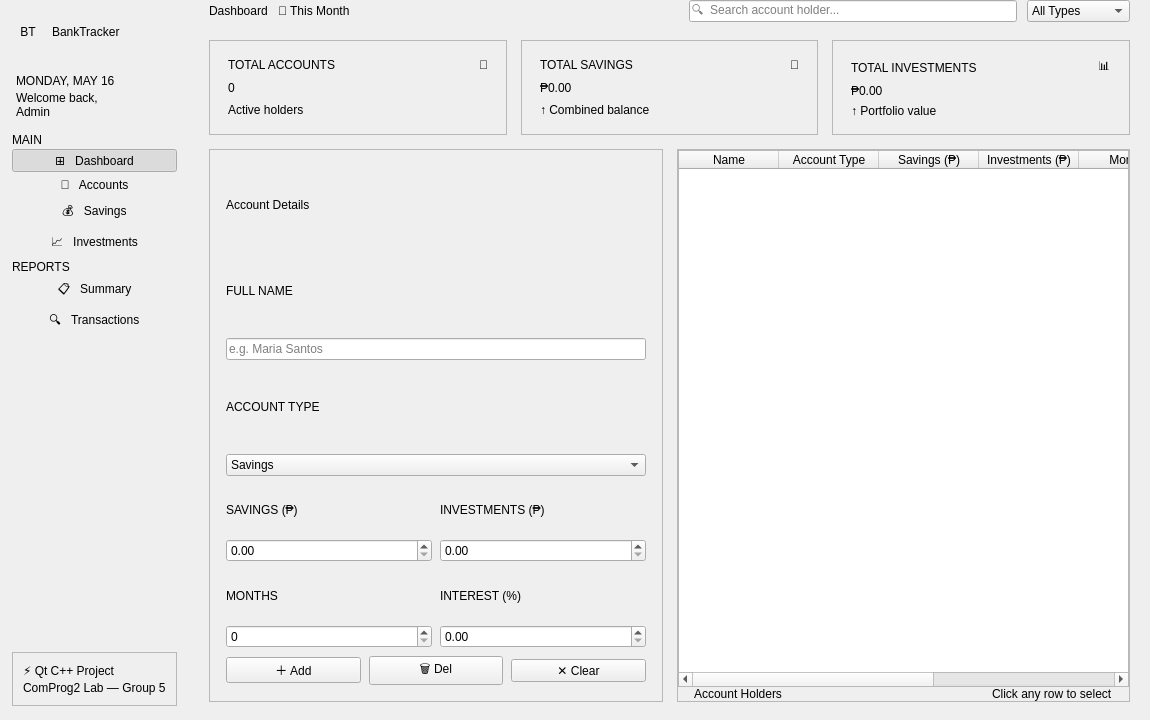
Qt form mainwindow.ui (Cyborg1644W/TrackingSystem-ComprogLab2) before a commit.
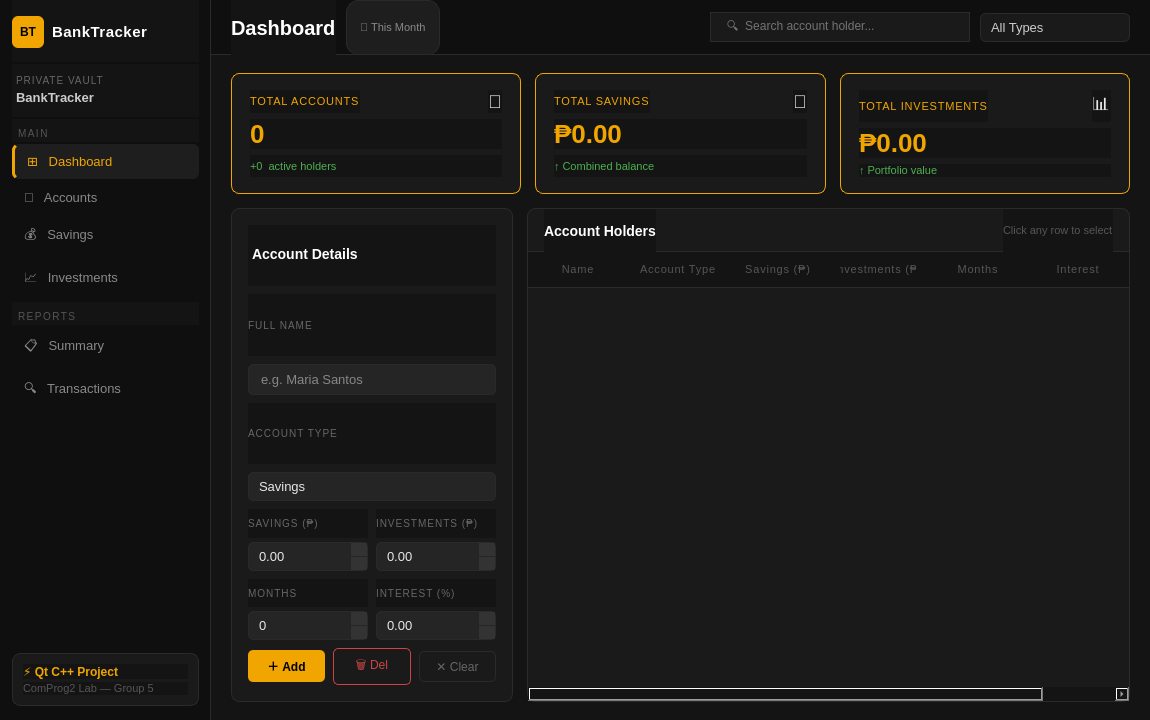
The same form after that commit.

```diff
--- a/mainwindow.ui
+++ b/mainwindow.ui
@@ -11,7 +11,348 @@
    </rect>
   </property>
   <property name="windowTitle">
-   <string>BankTracker — Banking &amp; Investment Tracker</string>
+   <string>BankTracker — Private Vault</string>
+  </property>
+  <property name="styleSheet">
+   <string notr="true">
+/* ── Global ── */
+QMainWindow, QWidget {
+  background-color: #141414;
+  color: #e8e8e8;
+  font-family: &quot;Segoe UI&quot;, &quot;Inter&quot;, sans-serif;
+  font-size: 13px;
+}
+
+/* ── Sidebar ── */
+QFrame#sidebar {
+  background-color: #0f0f0f;
+  border-right: 1px solid #2a2a2a;
+  min-width: 210px;
+  max-width: 210px;
+}
+
+QLabel#logoText {
+  color: #ffffff;
+  font-size: 15px;
+  font-weight: 700;
+  letter-spacing: 0.5px;
+}
+QLabel#logoIcon {
+  background-color: #f0a500;
+  color: #000000;
+  font-weight: 800;
+  font-size: 12px;
+  border-radius: 6px;
+}
+QLabel#lblDay {
+  color: #666666;
+  font-size: 10px;
+  letter-spacing: 1px;
+}
+QLabel#lblWelcome {
+  color: #cccccc;
+  font-size: 13px;
+  font-weight: 600;
+}
+QLabel#navSectionMain, QLabel#navSectionReports {
+  color: #555555;
+  font-size: 10px;
+  letter-spacing: 1.5px;
+  padding: 8px 4px 2px 4px;
+}
+
+/* Nav buttons */
+QPushButton#navDashboard, QPushButton#navAccounts,
+QPushButton#navSavings, QPushButton#navInvestments,
+QPushButton#navSummary, QPushButton#navTransactions {
+  background-color: transparent;
+  color: #888888;
+  border: none;
+  border-radius: 6px;
+  padding: 9px 12px;
+  text-align: left;
+  font-size: 13px;
+}
+QPushButton#navDashboard:hover, QPushButton#navAccounts:hover,
+QPushButton#navSavings:hover, QPushButton#navInvestments:hover,
+QPushButton#navSummary:hover, QPushButton#navTransactions:hover {
+  background-color: #1e1e1e;
+  color: #e8e8e8;
+}
+QPushButton#navDashboard:checked, QPushButton#navAccounts:checked,
+QPushButton#navSavings:checked, QPushButton#navInvestments:checked,
+QPushButton#navSummary:checked, QPushButton#navTransactions:checked {
+  background-color: #1e1e1e;
+  color: #f0a500;
+  border-left: 3px solid #f0a500;
+}
+
+/* Footer card */
+QFrame#footerCard {
+  background-color: #1a1a1a;
+  border: 1px solid #2a2a2a;
+  border-radius: 8px;
+}
+QLabel#footerTitle {
+  color: #f0a500;
+  font-size: 12px;
+  font-weight: 700;
+}
+QLabel#footerSub {
+  color: #555555;
+  font-size: 11px;
+}
+
+/* ── Top Bar ── */
+QFrame#topBar {
+  background-color: #0f0f0f;
+  border-bottom: 1px solid #2a2a2a;
+  min-height: 54px;
+  max-height: 54px;
+}
+QLabel#titleLabel {
+  color: #ffffff;
+  font-size: 20px;
+  font-weight: 700;
+}
+QLabel#monthPill {
+  background-color: #1e1e1e;
+  color: #888888;
+  border: 1px solid #2a2a2a;
+  border-radius: 12px;
+  padding: 3px 10px;
+  font-size: 11px;
+}
+
+/* Search bar */
+QLineEdit#searchBar {
+  background-color: #1a1a1a;
+  color: #cccccc;
+  border: 1px solid #2a2a2a;
+  border-radius: 18px;
+  padding: 6px 14px;
+  font-size: 12px;
+  min-width: 200px;
+}
+QLineEdit#searchBar:focus {
+  border: 1px solid #f0a500;
+}
+
+/* Category filter */
+QComboBox#categoryFilter {
+  background-color: #1a1a1a;
+  color: #cccccc;
+  border: 1px solid #2a2a2a;
+  border-radius: 6px;
+  padding: 5px 10px;
+  min-width: 110px;
+}
+QComboBox#categoryFilter::drop-down { border: none; }
+QComboBox#categoryFilter QAbstractItemView {
+  background-color: #1e1e1e;
+  color: #cccccc;
+  border: 1px solid #2a2a2a;
+  selection-background-color: #f0a500;
+  selection-color: #000000;
+}
+
+/* ── Stat Cards ── */
+QFrame#card1, QFrame#card2, QFrame#card3 {
+  background-color: #1a1a1a;
+  border: 1px solid #f0a500;
+  border-radius: 8px;
+}
+QLabel#card1Label, QLabel#card2Label, QLabel#card3Label {
+  color: #f0a500;
+  font-size: 11px;
+  letter-spacing: 0.8px;
+}
+QLabel#card1Icon, QLabel#card2Icon, QLabel#card3Icon {
+  font-size: 18px;
+}
+QLabel#lblTotalAccounts, QLabel#lblTotalSavings, QLabel#lblTotalInvestments {
+  color: #f0a500;
+  font-size: 26px;
+  font-weight: 800;
+}
+QLabel#card1Sub, QLabel#card2Sub, QLabel#card3Sub {
+  color: #4caf50;
+  font-size: 11px;
+}
+
+/* ── Form Panel ── */
+QFrame#formPanel {
+  background-color: #1a1a1a;
+  border: 1px solid #2a2a2a;
+  border-radius: 8px;
+  min-width: 240px;
+  max-width: 280px;
+}
+QLabel#formTitle {
+  color: #ffffff;
+  font-size: 14px;
+  font-weight: 700;
+  padding-bottom: 4px;
+}
+QLabel#lblName, QLabel#lblType, QLabel#lblSavings,
+QLabel#lblInvestments, QLabel#lblMonths, QLabel#lblInterest {
+  color: #666666;
+  font-size: 10px;
+  letter-spacing: 1px;
+}
+
+QLineEdit#inputName {
+  background-color: #252525;
+  color: #e8e8e8;
+  border: 1px solid #2a2a2a;
+  border-radius: 5px;
+  padding: 6px 10px;
+}
+QLineEdit#inputName:focus {
+  border: 1px solid #f0a500;
+}
+
+QComboBox#comboAccountType {
+  background-color: #252525;
+  color: #e8e8e8;
+  border: 1px solid #2a2a2a;
+  border-radius: 5px;
+  padding: 5px 10px;
+}
+QComboBox#comboAccountType::drop-down { border: none; }
+QComboBox#comboAccountType QAbstractItemView {
+  background-color: #1e1e1e;
+  color: #cccccc;
+  border: 1px solid #2a2a2a;
+  selection-background-color: #f0a500;
+  selection-color: #000000;
+}
+
+QDoubleSpinBox#inputSavings, QDoubleSpinBox#inputInvestments,
+QSpinBox#spinMonths, QDoubleSpinBox#spinInterest {
+  background-color: #252525;
+  color: #e8e8e8;
+  border: 1px solid #2a2a2a;
+  border-radius: 5px;
+  padding: 5px 8px;
+}
+QDoubleSpinBox#inputSavings:focus, QDoubleSpinBox#inputInvestments:focus,
+QSpinBox#spinMonths:focus, QDoubleSpinBox#spinInterest:focus {
+  border: 1px solid #f0a500;
+}
+QDoubleSpinBox::up-button, QDoubleSpinBox::down-button,
+QSpinBox::up-button, QSpinBox::down-button {
+  background-color: #333333;
+  border: none;
+  width: 16px;
+}
+QDoubleSpinBox::up-button:hover, QDoubleSpinBox::down-button:hover,
+QSpinBox::up-button:hover, QSpinBox::down-button:hover {
+  background-color: #f0a500;
+}
+
+/* Action buttons */
+QPushButton#btnAdd {
+  background-color: #f0a500;
+  color: #000000;
+  border: none;
+  border-radius: 5px;
+  padding: 7px 14px;
+  font-weight: 700;
+  font-size: 12px;
+}
+QPushButton#btnAdd:hover { background-color: #ffb800; }
+QPushButton#btnAdd:pressed { background-color: #cc8c00; }
+
+QPushButton#btnDelete {
+  background-color: transparent;
+  color: #cc4444;
+  border: 1px solid #cc4444;
+  border-radius: 5px;
+  padding: 7px 12px;
+  font-size: 12px;
+}
+QPushButton#btnDelete:hover {
+  background-color: #cc4444;
+  color: #ffffff;
+}
+
+QPushButton#btnClear {
+  background-color: transparent;
+  color: #666666;
+  border: 1px solid #2a2a2a;
+  border-radius: 5px;
+  padding: 7px 12px;
+  font-size: 12px;
+}
+QPushButton#btnClear:hover {
+  background-color: #252525;
+  color: #cccccc;
+}
+
+/* ── Table Panel ── */
+QFrame#tablePanel {
+  background-color: #1a1a1a;
+  border: 1px solid #2a2a2a;
+  border-radius: 8px;
+}
+QFrame#tableHeaderBar {
+  background-color: transparent;
+  min-height: 42px;
+  max-height: 42px;
+  border-bottom: 1px solid #2a2a2a;
+}
+QLabel#tableTitle {
+  color: #ffffff;
+  font-size: 14px;
+  font-weight: 700;
+}
+QLabel#tableHint {
+  color: #555555;
+  font-size: 11px;
+}
+
+QTableWidget#tableWidget {
+  background-color: #1a1a1a;
+  color: #cccccc;
+  border: none;
+  gridline-color: transparent;
+  selection-background-color: #252525;
+  selection-color: #f0a500;
+  outline: none;
+  font-size: 13px;
+}
+QTableWidget#tableWidget::item {
+  padding: 10px 12px;
+  border-bottom: 1px solid #222222;
+}
+QTableWidget#tableWidget::item:selected {
+  background-color: #252525;
+  color: #f0a500;
+}
+QHeaderView::section {
+  background-color: #141414;
+  color: #555555;
+  border: none;
+  border-bottom: 1px solid #2a2a2a;
+  padding: 8px 12px;
+  font-size: 11px;
+  letter-spacing: 0.8px;
+  text-transform: uppercase;
+}
+QScrollBar:vertical {
+  background-color: #141414;
+  width: 6px;
+  border: none;
+}
+QScrollBar::handle:vertical {
+  background-color: #333333;
+  border-radius: 3px;
+  min-height: 30px;
+}
+QScrollBar::handle:vertical:hover { background-color: #f0a500; }
+QScrollBar::add-line:vertical, QScrollBar::sub-line:vertical { height: 0; }
+   </string>
   </property>
   <widget class="QWidget" name="centralWidget">
    <layout class="QHBoxLayout" name="mainLayout">
@@ -128,15 +469,14 @@
           <item>
            <widget class="QLabel" name="lblDay">
             <property name="text">
-             <string>MONDAY, MAY 16</string>
+             <string>PRIVATE VAULT</string>
             </property>
            </widget>
           </item>
           <item>
            <widget class="QLabel" name="lblWelcome">
             <property name="text">
-             <string>Welcome back,
-Admin</string>
+             <string>BankTracker</string>
             </property>
            </widget>
           </item>
@@ -480,7 +820,7 @@
              <item>
               <widget class="QLabel" name="card1Sub">
                <property name="text">
-                <string>Active holders</string>
+                <string>+0  active holders</string>
                </property>
               </widget>
              </item>
@@ -864,66 +1204,6 @@
              <property name="bottomMargin">
               <number>0</number>
              </property>
-             <item>
-              <widget class="QTableWidget" name="tableWidget">
-               <property name="editTriggers">
-                <set>QAbstractItemView::EditTrigger::NoEditTriggers</set>
-               </property>
-               <property name="alternatingRowColors">
-                <bool>false</bool>
-               </property>
-               <property name="selectionBehavior">
-                <enum>QAbstractItemView::SelectionBehavior::SelectRows</enum>
-               </property>
-               <property name="showGrid">
-                <bool>false</bool>
-               </property>
-               <property name="gridStyle">
-                <enum>Qt::PenStyle::NoPen</enum>
-               </property>
-               <attribute name="horizontalHeaderStretchLastSection">
-                <bool>true</bool>
-               </attribute>
-               <attribute name="verticalHeaderVisible">
-                <bool>false</bool>
-               </attribute>
-               <column>
-                <property name="text">
-                 <string>Name</string>
-                </property>
-               </column>
-               <column>
-                <property name="text">
-                 <string>Account Type</string>
-                </property>
-               </column>
-               <column>
-                <property name="text">
-                 <string>Savings (₱)</string>
-                </property>
-               </column>
-               <column>
-                <property name="text">
-                 <string>Investments (₱)</string>
-                </property>
-               </column>
-               <column>
-                <property name="text">
-                 <string>Months</string>
-                </property>
-               </column>
-               <column>
-                <property name="text">
-                 <string>Interest</string>
-                </property>
-               </column>
-               <column>
-                <property name="text">
-                 <string>Status</string>
-                </property>
-               </column>
-              </widget>
-             </item>
              <item>
               <widget class="QFrame" name="tableHeaderBar">
                <property name="frameShape">
@@ -972,6 +1252,66 @@
                </layout>
               </widget>
              </item>
+             <item>
+              <widget class="QTableWidget" name="tableWidget">
+               <property name="editTriggers">
+                <set>QAbstractItemView::EditTrigger::NoEditTriggers</set>
+               </property>
+               <property name="alternatingRowColors">
+                <bool>false</bool>
+               </property>
+               <property name="selectionBehavior">
+                <enum>QAbstractItemView::SelectionBehavior::SelectRows</enum>
+               </property>
+               <property name="showGrid">
+                <bool>false</bool>
+               </property>
+               <property name="gridStyle">
+                <enum>Qt::PenStyle::NoPen</enum>
+               </property>
+               <attribute name="horizontalHeaderStretchLastSection">
+                <bool>true</bool>
+               </attribute>
+               <attribute name="verticalHeaderVisible">
+                <bool>false</bool>
+               </attribute>
+               <column>
+                <property name="text">
+                 <string>Name</string>
+                </property>
+               </column>
+               <column>
+                <property name="text">
+                 <string>Account Type</string>
+                </property>
+               </column>
+               <column>
+                <property name="text">
+                 <string>Savings (₱)</string>
+                </property>
+               </column>
+               <column>
+                <property name="text">
+                 <string>Investments (₱)</string>
+                </property>
+               </column>
+               <column>
+                <property name="text">
+                 <string>Months</string>
+                </property>
+               </column>
+               <column>
+                <property name="text">
+                 <string>Interest</string>
+                </property>
+               </column>
+               <column>
+                <property name="text">
+                 <string>Status</string>
+                </property>
+               </column>
+              </widget>
+             </item>
             </layout>
            </widget>
           </item>
```
